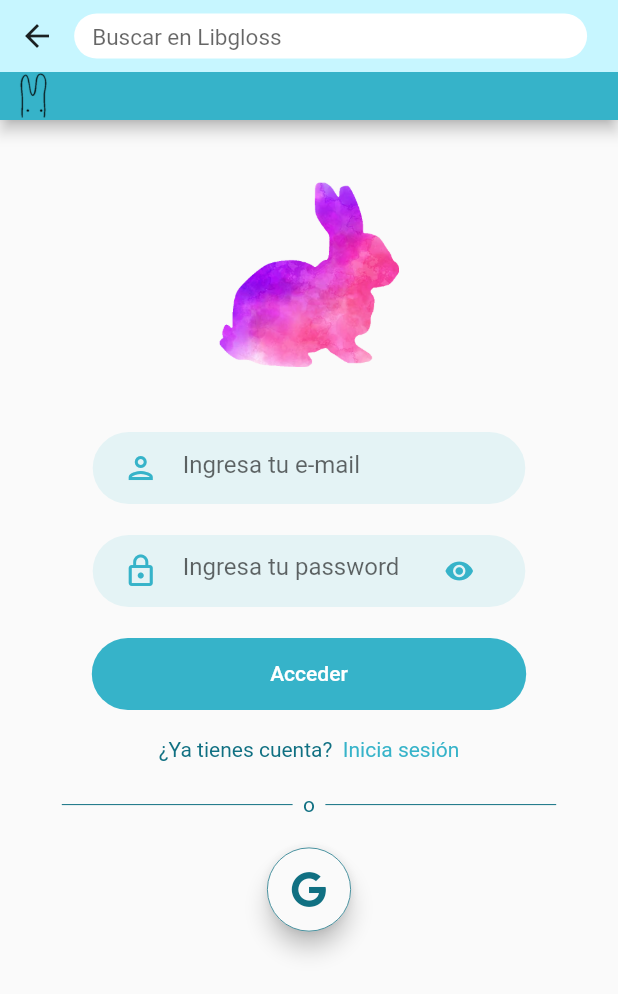
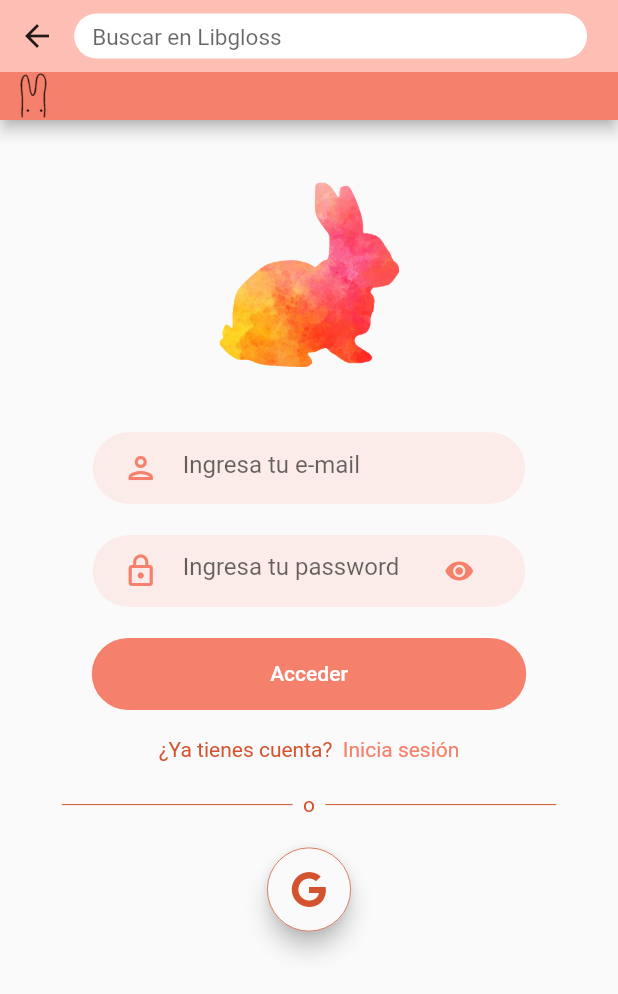
Before and after one commit to rodrigo-zamora/Libgloss, a Flutter app: the LogInForm screen opened by its route, after a tap on "Regístrate", on a phone screen of 412 x 824 dp. Shown: the top 994 px of the screen. Run offline on Flutter 3.47's test engine with Material 2 defaults, Android fonts, the phone set to English and light mode, and no system bars; our stand-ins replace animated_text_kit, bloc, cached_network_image, cloud_firestore, equatable, firebase_auth and 11 more; missing offline and left inert: mobile_scanner; accounts and stored records are empty; network calls fail; project files that could hold a hidden picture were left out.

Commit message:
Updated colors from login pages

```diff
--- a/libgloss/lib/screens/log_in/sign_up.dart
+++ b/libgloss/lib/screens/log_in/sign_up.dart
@@ -21,17 +21,15 @@ class SignUp extends StatefulWidget {
 }
 
 class _SignUpState extends State<SignUp> {
-  final Color _primaryColor =
-      ColorSelector.getPrimary(LibglossRoutes.CURRENT_ROUTE);
+  final Color _primaryColor = ColorSelector.getPrimary(LibglossRoutes.OPTIONS);
   final Color _secondaryColor =
-      ColorSelector.getSecondary(LibglossRoutes.CURRENT_ROUTE);
+      ColorSelector.getSecondary(LibglossRoutes.OPTIONS);
   final Color _tertiaryColor =
-      ColorSelector.getTertiary(LibglossRoutes.CURRENT_ROUTE);
+      ColorSelector.getTertiary(LibglossRoutes.OPTIONS);
   final Color _quaternaryColor =
-      ColorSelector.getQuaternary(LibglossRoutes.CURRENT_ROUTE);
+      ColorSelector.getQuaternary(LibglossRoutes.OPTIONS);
   final Color _iconColors = ColorSelector.getGrey();
-  final AssetImage _logo =
-      ColorSelector.getBackground(LibglossRoutes.CURRENT_ROUTE);
+  final AssetImage _logo = ColorSelector.getBackground(LibglossRoutes.OPTIONS);
 
   @override
   Widget build(BuildContext context) {
```
Also changed, not shown: libgloss/lib/screens/log_in/login.dart (+5 -5 lines), libgloss/lib/screens/log_in/no_account.dart (+5 -5 lines).
